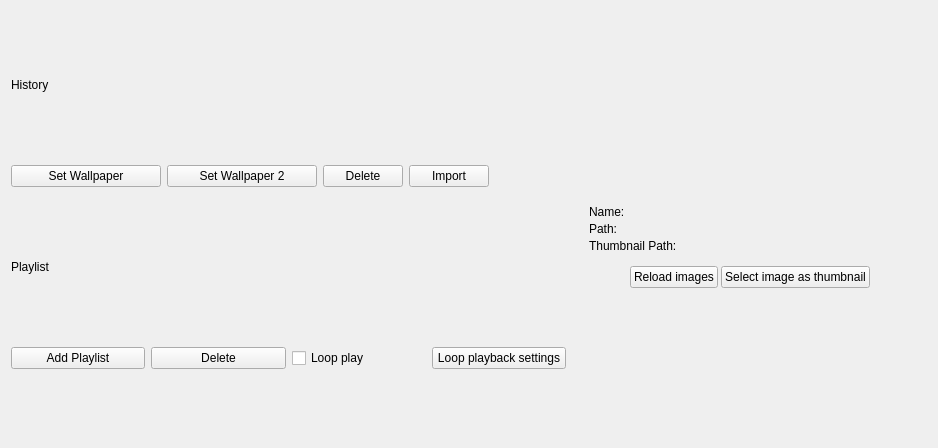
dependon/fantascene-dynamic-wallpaper, file src/listview/historywidget.ui: the form before one commit.
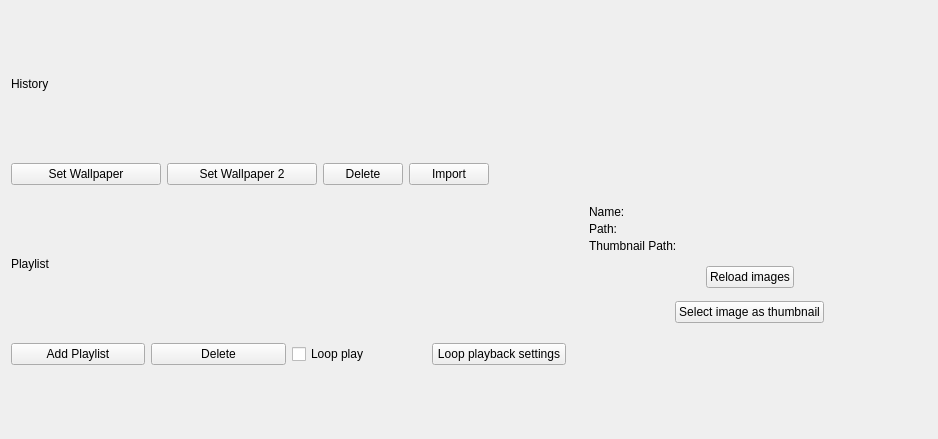
The form after the commit.

```diff
--- a/src/listview/historywidget.ui
+++ b/src/listview/historywidget.ui
@@ -7,7 +7,7 @@
     <x>0</x>
     <y>0</y>
     <width>938</width>
-    <height>448</height>
+    <height>439</height>
    </rect>
   </property>
   <property name="windowTitle">
@@ -421,7 +421,7 @@
         <widget class="QPushButton" name="btn_reload">
          <property name="maximumSize">
           <size>
-           <width>150</width>
+           <width>600</width>
            <height>16777215</height>
           </size>
          </property>
@@ -431,10 +431,40 @@
         </widget>
        </item>
        <item>
+        <spacer name="horizontalSpacer_4">
+         <property name="orientation">
+          <enum>Qt::Horizontal</enum>
+         </property>
+         <property name="sizeHint" stdset="0">
+          <size>
+           <width>40</width>
+           <height>20</height>
+          </size>
+         </property>
+        </spacer>
+       </item>
+      </layout>
+     </item>
+     <item>
+      <layout class="QHBoxLayout" name="horizontalLayout_9">
+       <item>
+        <spacer name="horizontalSpacer_7">
+         <property name="orientation">
+          <enum>Qt::Horizontal</enum>
+         </property>
+         <property name="sizeHint" stdset="0">
+          <size>
+           <width>40</width>
+           <height>20</height>
+          </size>
+         </property>
+        </spacer>
+       </item>
+       <item>
         <widget class="QPushButton" name="btn_select">
          <property name="maximumSize">
           <size>
-           <width>200</width>
+           <width>600</width>
            <height>16777215</height>
           </size>
          </property>
@@ -444,7 +474,7 @@
         </widget>
        </item>
        <item>
-        <spacer name="horizontalSpacer_4">
+        <spacer name="horizontalSpacer_5">
          <property name="orientation">
           <enum>Qt::Horizontal</enum>
          </property>
```
